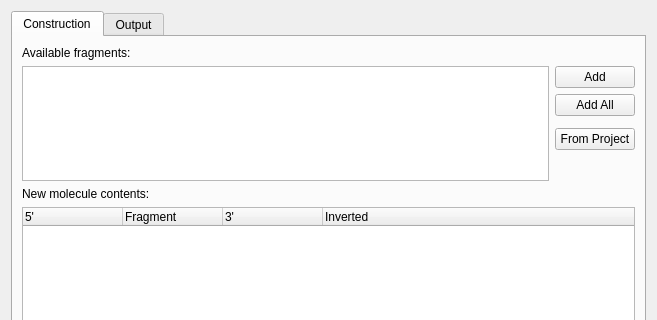
Qt form src/plugins/enzymes/src/ConstructMoleculeDialog.ui (violethaze74/ugene) before a commit; both pictures show x 0 to 657 and y 0 to 320 of the 657 by 477 pixel window.
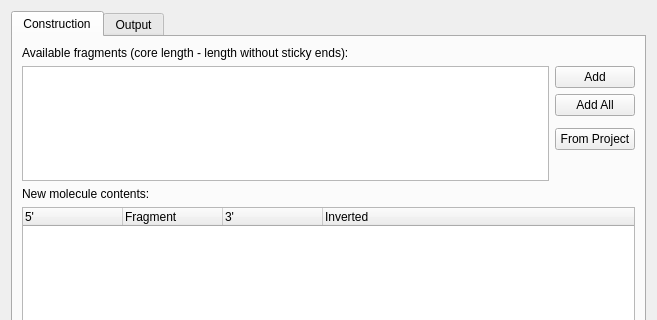
The same form after that commit.

Commit message: UGENE-5279 Cloning in silico: wrong fragments length

The edit to the form file:
```diff
--- a/src/plugins/enzymes/src/ConstructMoleculeDialog.ui
+++ b/src/plugins/enzymes/src/ConstructMoleculeDialog.ui
@@ -39,7 +39,7 @@
        <item>
         <widget class="QLabel" name="label">
          <property name="text">
-          <string>Available fragments:</string>
+          <string>Available fragments (core length - length without sticky ends):</string>
          </property>
          <property name="margin">
           <number>1</number>
```
The commit also changes 3 other files.
